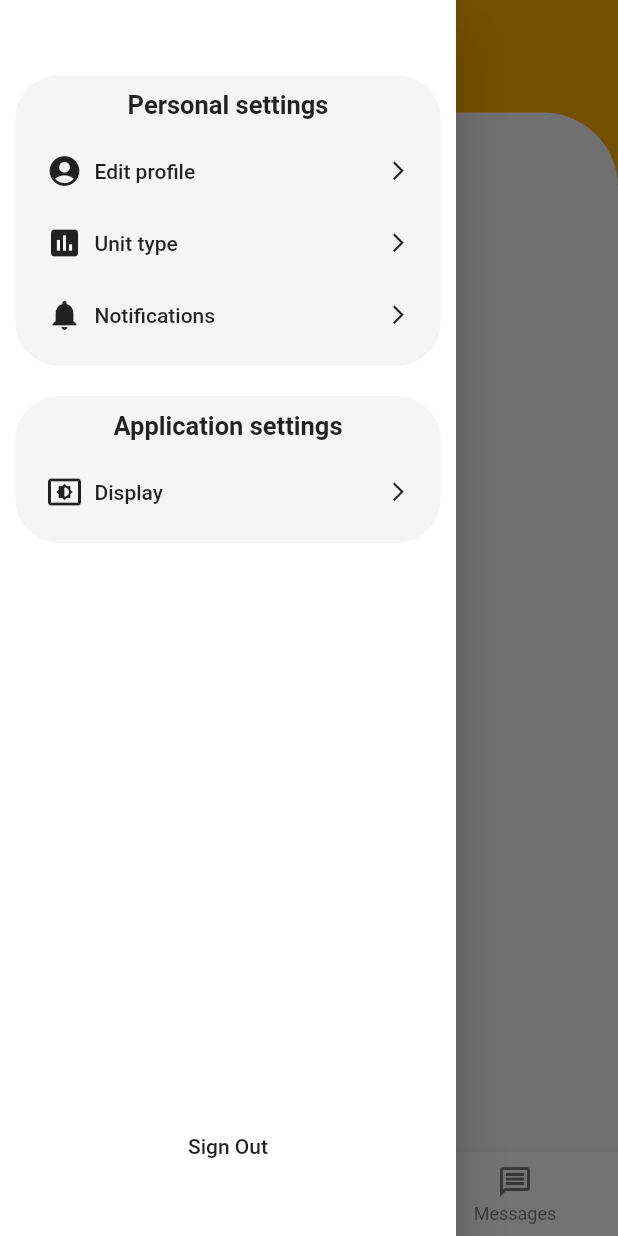
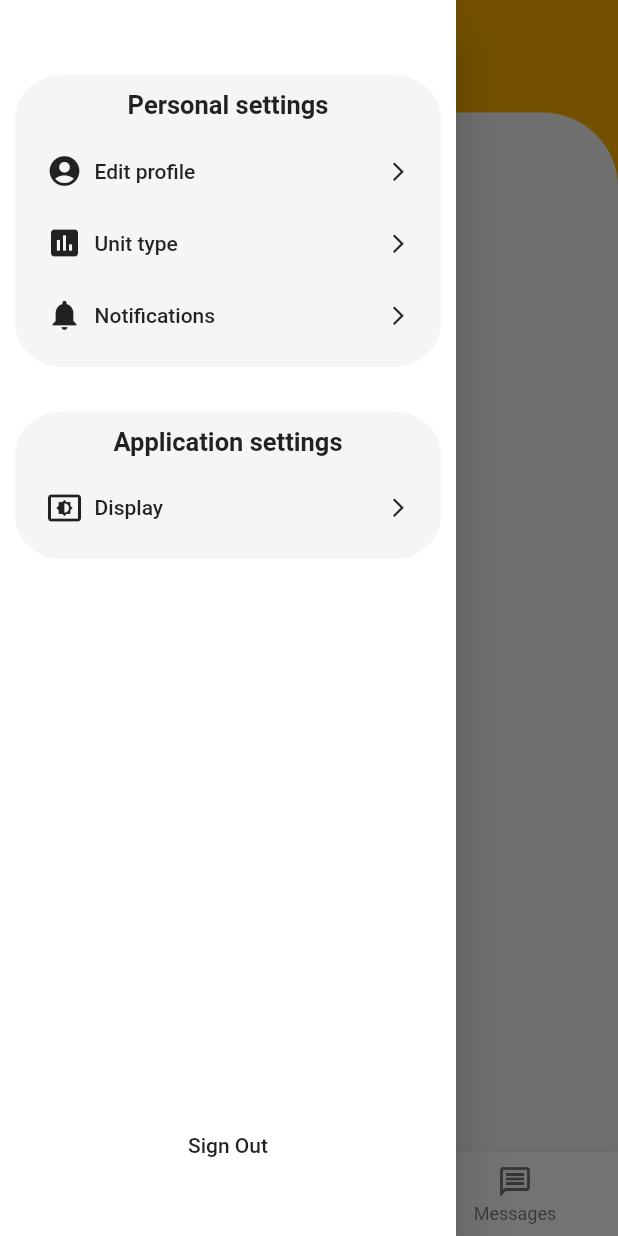
Before and after one commit to Megasix/follow_up_app, a Flutter app: the screen it shows once a user with an empty profile is signed in, with the side drawer open, on a phone screen of 412 x 824 dp. Run offline on Flutter 3.47's test engine with Material 2 defaults, Android fonts, the phone set to English and light mode, and no system bars; our stand-ins replace cloud_firestore, firebase_auth, firebase_core, flutter_form_builder, flutter_spinkit, get and 3 more; missing offline and left inert: flutter_facebook_auth, keyboard_visibility; accounts and stored records are empty; generated files the repository leaves out were written again.

Commit message:
Update settings_page.dart
mise à jour de l'aspect visuel

```diff
--- a/lib/screens/mainMenu/settings/settings_page.dart
+++ b/lib/screens/mainMenu/settings/settings_page.dart
@@ -7,16 +7,21 @@ class SettingsPage extends StatelessWidget {
 
   @override
   Widget build(BuildContext context) {
-    final double sameTypePadding = 10.0;
-    final double generalTypePadding = 20.0;
+    const _referenceHeight = 820.5714285714286;
+    const _referenceWidth = 411.42857142857144;
+    final double contextHeight = MediaQuery.of(context).size.height;
     final double contextWidth = MediaQuery.of(context).size.width;
+    var sameTypeVerticalPadding = 10.0 * contextHeight / _referenceHeight;
+    var generalVerticalPadding = 30.0 * contextHeight / _referenceHeight;
+    var heightRatio = contextHeight / _referenceHeight;
+    var widthRatio = contextWidth / _referenceWidth;
 
     void _showSettingsPanel(Widget settingPanel) {
       showModalBottomSheet(
           context: context,
           builder: (context) {
             return Container(
-              padding: EdgeInsets.all(10.0),
+              padding: EdgeInsets.only(left: 10.0*widthRatio, top: 10.0*heightRatio, right: 10.0*widthRatio, bottom: 10.0*heightRatio),
               decoration: BoxDecoration(
                 color: Theme.of(context).scaffoldBackgroundColor,
               ),
@@ -27,13 +32,13 @@ class SettingsPage extends StatelessWidget {
 
     return Scaffold(
       body: Padding(
-        padding: const EdgeInsets.only(top: 50.0, left: 10.0, right: 10.0, bottom: 50.0),
+        padding: EdgeInsets.only(top: 50.0*heightRatio, left: 10.0*widthRatio, right: 10.0*widthRatio, bottom: 50.0*heightRatio),
         child: Column(
           children: <Widget>[
             SizedBox(
               width: contextWidth,
               child: Container(
-                padding: EdgeInsets.only(top: 10.0, left: 5.0, right: 5.0, bottom: 10.0),
+                padding: EdgeInsets.only(top: 10.0*heightRatio, left: 5.0*widthRatio, right: 5.0*widthRatio, bottom: 10.0*heightRatio),
                 decoration: BoxDecoration(
                   borderRadius: BorderRadius.all(Radius.circular(30.0)),
                   color: Theme.of(context).backgroundColor,
@@ -47,13 +52,13 @@ class SettingsPage extends StatelessWidget {
                         fontSize: 17.0,
                       ),
                     ),
-                    SizedBox(height: sameTypePadding),
+                    SizedBox(height: sameTypeVerticalPadding),
                     FlatButton(
                         onPressed: () {},
                         child: Row(
                           children: <Widget>[
                             Icon(Icons.account_circle),
-                            SizedBox(width: 8.0),
+                            SizedBox(width: 8.0*widthRatio),
                             Text('Edit profile'),
                             Spacer(),
                             Icon(
@@ -67,7 +72,7 @@ class SettingsPage extends StatelessWidget {
                         child: Row(
                           children: <Widget>[
                             Icon(Icons.poll),
-                            SizedBox(width: 8.0),
+                            SizedBox(width: 8.0*widthRatio),
                             Text('Unit type'),
                             Spacer(),
                             Icon(
@@ -94,11 +99,11 @@ class SettingsPage extends StatelessWidget {
                 ),
               ),
             ),
-            SizedBox(height: generalTypePadding),
+            SizedBox(height: generalVerticalPadding),
             SizedBox(
               width: contextWidth,
               child: Container(
-                padding: EdgeInsets.only(top: 10.0, left: 5.0, right: 5.0, bottom: 10.0),
+                padding: EdgeInsets.only(top: 10.0*heightRatio, left: 5.0*widthRatio, right: 5.0*widthRatio, bottom: 10.0*heightRatio),
                 decoration: BoxDecoration(
                   borderRadius: BorderRadius.all(Radius.circular(30.0)),
                   color: Theme.of(context).backgroundColor,
@@ -112,7 +117,7 @@ class SettingsPage extends StatelessWidget {
                         fontSize: 17.0,
                       ),
                     ),
-                    SizedBox(height: sameTypePadding),
+                    SizedBox(height: sameTypeVerticalPadding),
                     FlatButton(
                         onPressed: () {
                           _showSettingsPanel(DisplaySettingsForm());
@@ -120,7 +125,7 @@ class SettingsPage extends StatelessWidget {
                         child: Row(
                           children: <Widget>[
                             Icon(Icons.settings_display),
-                            SizedBox(width: 8.0),
+                            SizedBox(width: 8.0*widthRatio),
                             Text('Display'),
                             Spacer(),
                             Icon(
```
